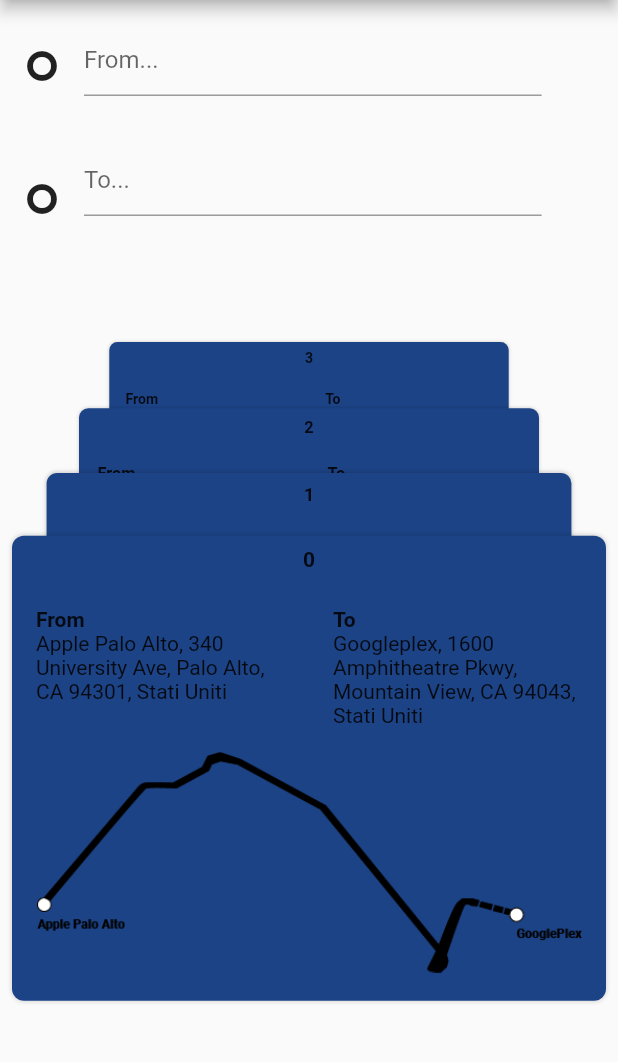
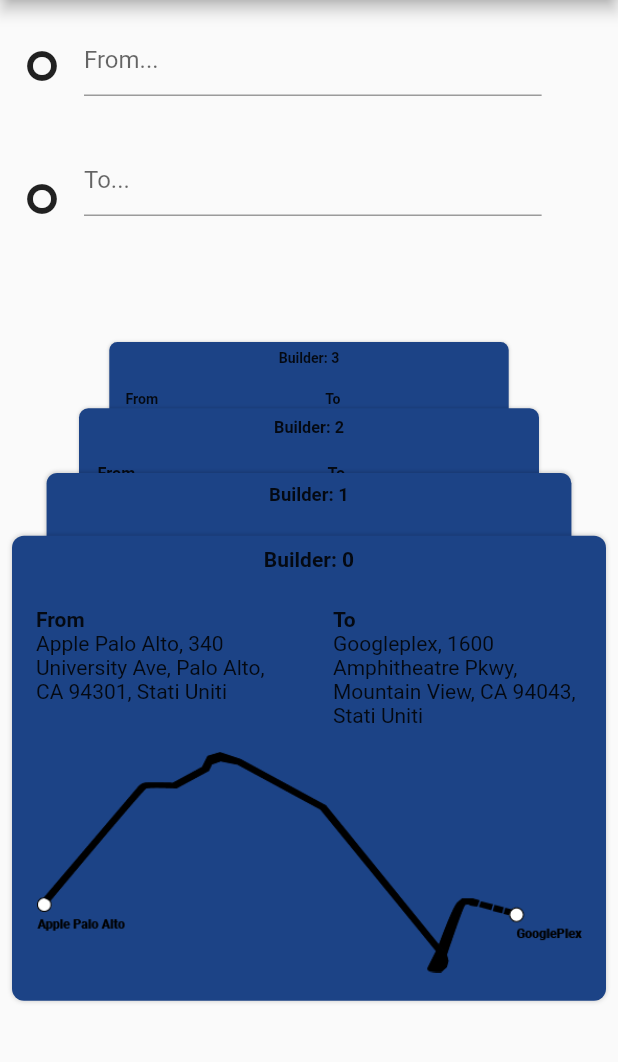
Before and after one commit to federicoviceconti/card_stack_widget, a Flutter app: the HomeWidget screen opened directly, on a phone screen of 412 x 824 dp, the part 84-1146 px from its top. Run offline on Flutter 3.47's test engine with Material 2 defaults, Android fonts, the phone set to English and light mode, and no system bars.

Commit message:
upgrade to 0.1.0 adding builder constructor + test

```diff
--- a/example/lib/example/home_widget.dart
+++ b/example/lib/example/home_widget.dart
@@ -30,9 +30,9 @@ class HomeWidget extends StatelessWidget {
   }
 
   CardStackWidget _buildCardStackWidget(BuildContext context) {
-    final mockList = _buildMockList(context, size: 4);
-
-    return CardStackWidget(
+    return CardStackWidget.builder(
+      count: 4,
+      builder: (index) => _buildItemList(index, context),
       opacityChangeOnDrag: true,
       swipeOrientation: CardOrientation.both,
       cardDismissOrientation: CardOrientation.both,
@@ -40,7 +40,6 @@ class HomeWidget extends StatelessWidget {
       scaleFactor: 1.5,
       alignment: Alignment.center,
       reverseOrder: true,
-      cardList: mockList,
     );
   }
 
@@ -96,16 +95,13 @@ class HomeWidget extends StatelessWidget {
     );
   }
 
-  _buildMockList(BuildContext context, {int size = 0}) {
+  _buildItemList(int index, BuildContext context) {
     final double containerWidth = MediaQuery.of(context).size.width - 16;
 
-    var list = <CardModel>[];
-    for (int i = 0; i < size; i++) {
-      var color = Color((Random().nextDouble() * 0xFFFFFF).toInt() << 0)
-          .withOpacity(1.0);
+    var color =
+        Color((Random().nextDouble() * 0xFFFFFF).toInt() << 0).withOpacity(1.0);
 
-      list.add(
-        CardModel(
+    return CardModel(
       backgroundColor: color,
       radius: const Radius.circular(8.0),
       shadowColor: Colors.black.withOpacity(0.2),
@@ -117,7 +113,7 @@ class HomeWidget extends StatelessWidget {
             Padding(
               padding: const EdgeInsets.all(8.0),
               child: Text(
-                    "$i",
+                "Builder: $index",
                 style: const TextStyle(fontWeight: FontWeight.bold),
               ),
             ),
@@ -170,10 +166,6 @@ class HomeWidget extends StatelessWidget {
           ],
         ),
       ),
-        ),
     );
   }
-
-    return list;
 }
-}
--- a/lib/widget/card_stack_widget.dart
+++ b/lib/widget/card_stack_widget.dart
@@ -4,6 +4,8 @@ import 'package:flutter/widgets.dart';
 import '../model/card_model.dart';
 import '../model/card_orientation.dart';
 import '../widget/card_widget.dart';
+
+typedef CardStackWidgetBuilder = CardModel Function(int index);
 
 /// This class has the aim to show a stack of cards based on [cardList].
 ///
@@ -54,15 +56,35 @@ class CardStackWidget extends StatefulWidget {
   /// It's better to use with [opacityChangeOnDrag] set on `true`.
   final bool animateCardScale;
 
-  const CardStackWidget({
+  CardStackWidget.builder({
+    required int count,
+    required CardStackWidgetBuilder builder,
     Key? key,
-    required this.cardList,
-    this.alignment,
     double? positionFactor,
     double? scaleFactor,
-    this.reverseOrder = false,
     CardOrientation? cardDismissOrientation,
     CardOrientation? swipeOrientation,
+    this.alignment,
+    this.reverseOrder = false,
+    this.onCardTap,
+    this.opacityChangeOnDrag = false,
+    this.animateCardScale = false,
+  })  : scaleFactor = scaleFactor ?? scaleFactorDefault,
+        positionFactor = positionFactor ?? positionFactorDefault,
+        cardDismissOrientation = cardDismissOrientation ?? CardOrientation.both,
+        swipeOrientation = swipeOrientation ?? CardOrientation.both,
+        cardList = _getCardListFromBuilder(builder, count),
+        super(key: key);
+
+  const CardStackWidget({
+    required this.cardList,
+    Key? key,
+    double? positionFactor,
+    double? scaleFactor,
+    CardOrientation? cardDismissOrientation,
+    CardOrientation? swipeOrientation,
+    this.alignment,
+    this.reverseOrder = false,
     this.onCardTap,
     this.opacityChangeOnDrag = false,
     this.animateCardScale = false,
@@ -74,6 +96,19 @@ class CardStackWidget extends StatefulWidget {
 
   @override
   _CardStackWidgetState createState() => _CardStackWidgetState();
+
+  static List<CardModel> _getCardListFromBuilder(
+    CardStackWidgetBuilder builder,
+    int count,
+  ) {
+    final cardList = <CardModel>[];
+
+    for (int current = 0; current < count; current++) {
+      cardList.add(builder.call(current));
+    }
+
+    return cardList;
+  }
 }
 
 class _CardStackWidgetState extends State<CardStackWidget> {
--- a/pubspec.yaml
+++ b/pubspec.yaml
@@ -1,6 +1,6 @@
 name: card_stack_widget
 description: A vertical dismissible and customizable stack of cards for Flutter applications
-version: 0.0.9
+version: 0.1.0
 homepage: https://www.federicoviceconti.com
 repository: https://github.com/federicoviceconti/card_stack_widget
 
```
Also changed, not shown: 2 other files. Lines whose indentation alone changed are shown as unchanged.
